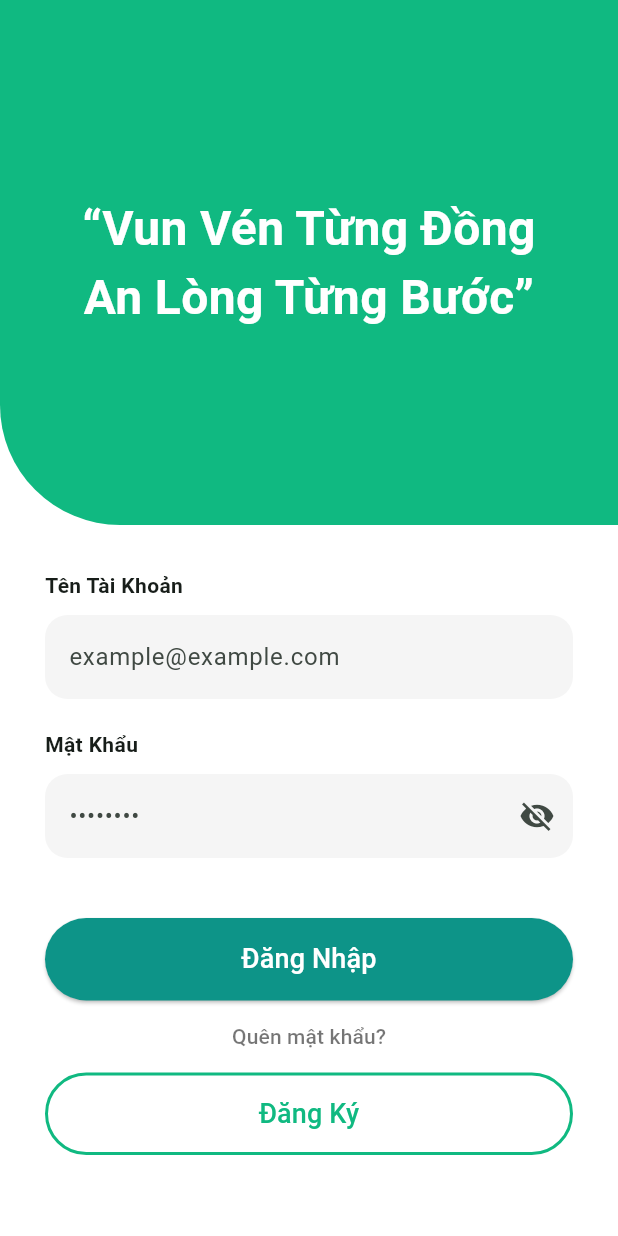
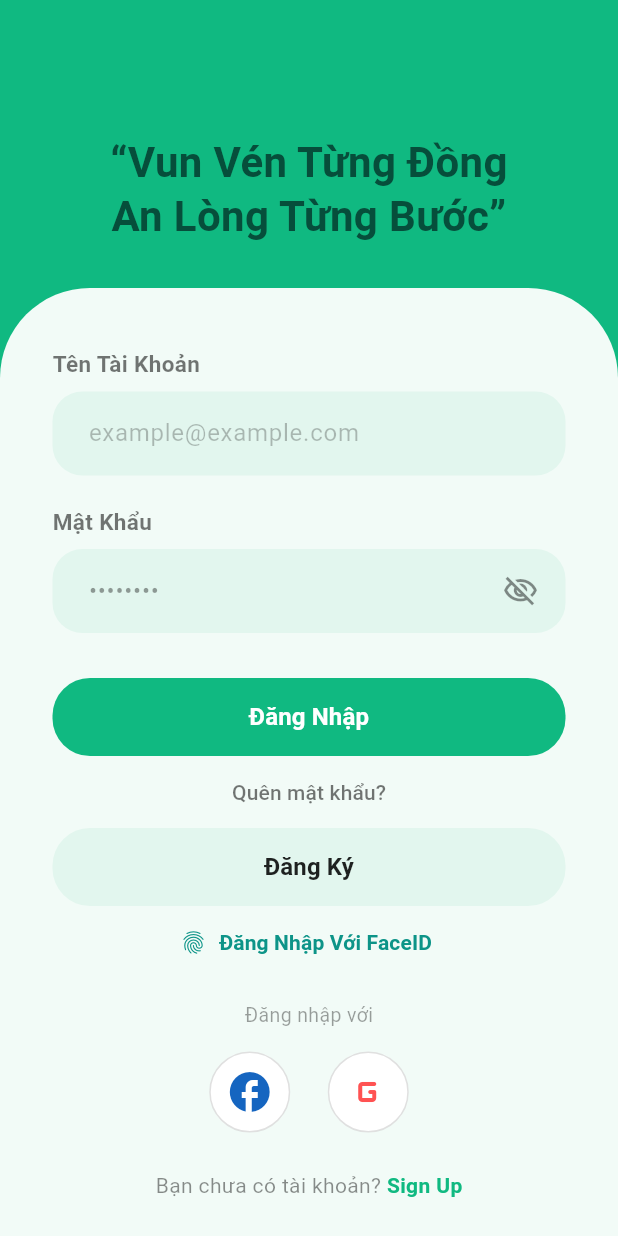
Before and after one commit to LeVPhuc/project_prm393_SU26, a Flutter app: the screen it shows after launch, after a tap on "Đăng Nhập", on a phone screen of 412 x 824 dp. Run offline on Flutter 3.47's test engine with Material 3 defaults, Android fonts, the phone set to English and light mode, and no system bars.

Commit message:
fix: sua loi cu phap mau sac va hoan thien UI Login

```diff
--- a/lib/screens/login_screen.dart
+++ b/lib/screens/login_screen.dart
@@ -6,31 +6,194 @@ class LoginScreen extends StatelessWidget {
   @override
   Widget build(BuildContext context) {
     return Scaffold(
-      backgroundColor: Colors.white,
-      body: SingleChildScrollView(
-        child: Column(
+      // Đồng bộ màu nền xanh lá tươi tắn ở đỉnh trên cùng theo bản thiết kế
+      backgroundColor: const Color(0xFF10B981),
+      body: Column(
         children: [
-            // PHẦN TRÊN: Đường cong màu xanh lá
-            Stack(
-              children: [
-                Container(
-                  height: 350,
-                  decoration: const BoxDecoration(
-                    color: Color(0xFF10B981),
-                    borderRadius: BorderRadius.only(
-                      bottomLeft: Radius.circular(80), // Tạo đường cong lớn bên trái
+          const SizedBox(height: 60),
+          // PHẦN TIÊU ĐỀ: Slogan chữ lớn màu đen trên nền xanh theo đúng UI mẫu
+          const Padding(
+            padding: EdgeInsets.symmetric(vertical: 30.0, horizontal: 40.0),
+            child: Text(
+              '“Vun Vén Từng Đồng\nAn Lòng Từng Bước”',
+              textAlign: TextAlign.center,
+              style: TextStyle(
+                fontSize: 28,
+                fontWeight: FontWeight.bold,
+                color: Color(0xFF064E3B), // Chữ xanh đậm quý phái
+                height: 1.3,
               ),
             ),
-                  child: const Center(
+          ),
+
+          // PHẦN THÂN: Khung nền trắng bo cong chứa toàn bộ form nhập liệu
+          Expanded(
+            child: Container(
+              width: double.infinity,
+              decoration: const BoxDecoration(
+                color: Color(0xFFF2FBF7), // Màu nền xám trắng ánh xanh nhẹ của form
+                borderRadius: BorderRadius.only(
+                  topLeft: Radius.circular(60),   // Bo tròn góc lớn bên trái
+                  topRight: Radius.circular(60),  // Bo tròn góc lớn bên phải
+                ),
+              ),
+              child: SingleChildScrollView(
+                physics: const BouncingScrollPhysics(),
                 child: Padding(
-                      padding: EdgeInsets.all(40.0),
+                  padding: const EdgeInsets.symmetric(horizontal: 35.0, vertical: 40.0),
+                  child: Column(
+                    crossAxisAlignment: CrossAxisAlignment.start,
+                    children: [
+                      // Ô nhập Tên Tài Khoản
+                      const Text(
+                        'Tên Tài Khoản',
+                        style: TextStyle(fontWeight: FontWeight.w600, color: Colors.black54, fontSize: 15),
+                      ),
+                      const SizedBox(height: 8),
+                      TextFormField(
+                        decoration: InputDecoration(
+                          hintText: 'example@example.com',
+                          hintStyle: const TextStyle(color: Colors.black26),
+                          filled: true,
+                          fillColor: const Color(0xFFE2F6EE), // Màu ô nhập xanh pastel nhẹ
+                          contentPadding: const EdgeInsets.symmetric(horizontal: 20, vertical: 16),
+                          border: OutlineInputBorder(
+                            borderRadius: BorderRadius.circular(20),
+                            borderSide: BorderSide.none,
+                          ),
+                        ),
+                      ),
+                      const SizedBox(height: 20),
+
+                      // Ô nhập Mật Khẩu
+                      const Text(
+                        'Mật Khẩu',
+                        style: TextStyle(fontWeight: FontWeight.w600, color: Colors.black54, fontSize: 15),
+                      ),
+                      const SizedBox(height: 8),
+                      TextFormField(
+                        obscureText: true,
+                        decoration: InputDecoration(
+                          hintText: '••••••••',
+                          hintStyle: const TextStyle(color: Colors.black38),
+                          filled: true,
+                          fillColor: const Color(0xFFE2F6EE),
+                          contentPadding: const EdgeInsets.symmetric(horizontal: 20, vertical: 16),
+                          suffixIcon: const Padding(
+                            padding: EdgeInsets.only(right: 12.0),
+                            child: Icon(Icons.visibility_off_outlined, color: Colors.black45),
+                          ),
+                          border: OutlineInputBorder(
+                            borderRadius: BorderRadius.circular(20),
+                            borderSide: BorderSide.none,
+                          ),
+                        ),
+                      ),
+                      const SizedBox(height: 30),
+
+                      // Nút Đăng Nhập lớn màu xanh ngọc tươi
+                      SizedBox(
+                        width: double.infinity,
+                        height: 52,
+                        child: ElevatedButton(
+                          style: ElevatedButton.styleFrom(
+                            backgroundColor: const Color(0xFF10B981),
+                            foregroundColor: Colors.white,
+                            elevation: 0,
+                            shape: RoundedRectangleBorder(
+                              borderRadius: BorderRadius.circular(25),
+                            ),
+                          ),
+                          onPressed: () {},
+                          child: const Text(
+                            'Đăng Nhập',
+                            style: TextStyle(fontSize: 16, fontWeight: FontWeight.bold),
+                          ),
+                        ),
+                      ),
+
+                      // Quên mật khẩu
+                      Center(
+                        child: TextButton(
+                          onPressed: () {},
+                          child: const Text(
+                            'Quên mật khẩu?',
+                            style: TextStyle(color: Colors.black54, fontSize: 14),
+                          ),
+                        ),
+                      ),
+
+                      // Nút Đăng Ký (Đã sửa lỗi màu blackDE)
+                      SizedBox(
+                        width: double.infinity,
+                        height: 52,
+                        child: ElevatedButton(
+                          style: ElevatedButton.styleFrom(
+                            backgroundColor: const Color(0xFFE2F6EE),
+                            foregroundColor: Colors.black87, // Sử dụng màu đen mờ 87% chuẩn Flutter
+                            elevation: 0,
+                            shape: RoundedRectangleBorder(
+                              borderRadius: BorderRadius.circular(25),
+                            ),
+                          ),
+                          onPressed: () {},
+                          child: const Text(
+                            'Đăng Ký',
+                            style: TextStyle(fontSize: 16, fontWeight: FontWeight.w600),
+                          ),
+                        ),
+                      ),
+
+                      // Tính năng nâng cao: Đăng nhập với FaceID
+                      Center(
+                        child: TextButton.icon(
+                          onPressed: () {},
+                          icon: const Icon(Icons.fingerprint, color: Color(0xFF0D9488)),
+                          label: const Text(
+                            'Đăng Nhập Với FaceID',
+                            style: TextStyle(color: Color(0xFF0D9488), fontWeight: FontWeight.bold),
+                          ),
+                        ),
+                      ),
+                      const SizedBox(height: 15),
+
+                      // Phân đoạn đăng nhập MXH
+                      const Center(
                         child: Text(
-                        '“Vun Vén Từng Đồng An Lòng Từng Bước”',
-                        textAlign: TextAlign.center,
-                        style: TextStyle(
-                          fontSize: 32,
-                          fontWeight: FontWeight.bold,
-                          color: Colors.white,
+                          'Đăng nhập với',
+                          style: TextStyle(color: Colors.black38, fontSize: 13),
+                        ),
+                      ),
+                      const SizedBox(height: 15),
+
+                      // Bộ đôi nút biểu tượng mạng xã hội (Facebook, Google)
+                      Row(
+                        mainAxisAlignment: MainAxisAlignment.center,
+                        children: [
+                          _buildSocialButton(Icons.facebook, Colors.blue[800]!),
+                          const SizedBox(width: 25),
+                          _buildSocialButton(Icons.g_mobiledata_rounded, Colors.redAccent),
+                        ],
+                      ),
+                      const SizedBox(height: 25),
+
+                      // Dòng chữ điều hướng đăng ký cuối cùng (Đã sửa đổi sang onTap chuẩn xác)
+                      Row(
+                        mainAxisAlignment: MainAxisAlignment.center,
+                        children: [
+                          const Text('Bạn chưa có tài khoản? ', style: TextStyle(color: Colors.black45)),
+                          GestureDetector(
+                            onTap: () {
+                              // Xử lý sự kiện chuyển sang trang đăng ký tại đây
+                            },
+                            child: const Text(
+                              'Sign Up',
+                              style: TextStyle(color: Color(0xFF10B981), fontWeight: FontWeight.bold),
+                            ),
+                          )
+                        ],
+                      )
+                    ],
                   ),
                 ),
               ),
@@ -38,78 +201,19 @@ class LoginScreen extends StatelessWidget {
           ),
         ],
       ),
+    );
+  }
 
-            // PHẦN DƯỚI: Form nhập liệu
-            Padding(
-              padding: const EdgeInsets.all(30.0),
-              child: Column(
-                crossAxisAlignment: CrossAxisAlignment.start,
-                children: [
-                  const Text('Tên Tài Khoản', style: TextStyle(fontWeight: FontWeight.bold)),
-                  const SizedBox(height: 10),
-                  TextFormField(
-                    decoration: InputDecoration(
-                      hintText: 'example@example.com',
-                      filled: true,
-                      fillColor: Colors.grey[100],
-                      border: OutlineInputBorder(borderRadius: BorderRadius.circular(15), borderSide: BorderSide.none),
+  // Hàm bổ trợ vẽ nhanh nút MXH bo tròn tinh tế
+  Widget _buildSocialButton(IconData icon, Color color) {
+    return Container(
+      padding: const EdgeInsets.all(10),
+      decoration: BoxDecoration(
+        shape: BoxShape.circle,
+        border: Border.all(color: Colors.black12),
+        color: Colors.white,
       ),
-                  ),
-                  const SizedBox(height: 20),
-                  const Text('Mật Khẩu', style: TextStyle(fontWeight: FontWeight.bold)),
-                  const SizedBox(height: 10),
-                  TextFormField(
-                    obscureText: true,
-                    decoration: InputDecoration(
-                      hintText: '••••••••',
-                      filled: true,
-                      fillColor: Colors.grey[100],
-                      border: OutlineInputBorder(borderRadius: BorderRadius.circular(15), borderSide: BorderSide.none),
-                      suffixIcon: const Icon(Icons.visibility_off),
-                    ),
-                  ),
-                  const SizedBox(height: 40),
-
-                  // Nút Đăng Nhập Xanh Ngọc (Teal)
-                  SizedBox(
-                    width: double.infinity,
-                    height: 55,
-                    child: ElevatedButton(
-                      style: ElevatedButton.styleFrom(
-                        backgroundColor: const Color(0xFF0D9488), // Màu Teal
-                        shape: RoundedRectangleBorder(borderRadius: BorderRadius.circular(30)),
-                      ),
-                      onPressed: () {},
-                      child: const Text('Đăng Nhập', style: TextStyle(color: Colors.white, fontSize: 18)),
-                    ),
-                  ),
-
-                  Center(
-                    child: TextButton(
-                      onPressed: () {},
-                      child: const Text('Quên mật khẩu?', style: TextStyle(color: Colors.black54)),
-                    ),
-                  ),
-
-                  // Nút Đăng Ký Xanh Lá
-                  SizedBox(
-                    width: double.infinity,
-                    height: 55,
-                    child: OutlinedButton(
-                      style: OutlinedButton.styleFrom(
-                        side: const BorderSide(color: Color(0xFF10B981), width: 2),
-                        shape: RoundedRectangleBorder(borderRadius: BorderRadius.circular(30)),
-                      ),
-                      onPressed: () {},
-                      child: const Text('Đăng Ký', style: TextStyle(color: Color(0xFF10B981), fontSize: 18)),
-                    ),
-                  ),
-                ],
-              ),
-            ),
-          ],
-        ),
-      ),
+      child: Icon(icon, size: 32, color: color),
     );
   }
 }
--- a/lib/screens/splash_screen.dart
+++ b/lib/screens/splash_screen.dart
@@ -1,4 +1,5 @@
 import 'package:flutter/material.dart';
+import 'package:vun_ven/screens/welcome_screen.dart';
 import 'login_screen.dart';
 
 class SplashScreen extends StatefulWidget {
@@ -13,7 +14,10 @@ class _SplashScreenState extends State<SplashScreen> {
   void initState() {
     super.initState();
     Future.delayed(const Duration(seconds: 3), () {
-      Navigator.pushReplacement(context, MaterialPageRoute(builder: (context) => const LoginScreen()));
+      Navigator.pushReplacement(
+        context,
+        MaterialPageRoute(builder: (context) => const WelcomeScreen()), // Đổi từ LoginScreen sang WelcomeScreen
+      );
     });
   }
 
--- /dev/null
+++ b/lib/screens/welcome_screen.dart
@@ -0,0 +1,135 @@
+import 'package:flutter/material.dart';
+import 'login_screen.dart';
+
+class WelcomeScreen extends StatelessWidget {
+  const WelcomeScreen({Key? key}) : super(key: key);
+
+  @override
+  Widget build(BuildContext context) {
+    return Scaffold(
+      backgroundColor: const Color(0xFFF2FBF7), // Nền xám trắng ánh xanh nhẹ theo Figma
+      body: SafeArea(
+        child: Center(
+          child: Padding(
+            padding: const EdgeInsets.symmetric(horizontal: 30.0),
+            child: Column(
+              mainAxisAlignment: MainAxisAlignment.center,
+              children: [
+                const Spacer(flex: 2),
+
+                // Hiển thị Logo Vun Vén dạng bo tròn nhẹ giống Figma
+                Container(
+                  width: 140,
+                  height: 140,
+                  decoration: BoxDecoration(
+                    borderRadius: BorderRadius.circular(20),
+                  ),
+                  child: Image.asset(
+                    'assets/images/logo_vun_ven.png',
+                    fit: BoxFit.contain,
+                    errorBuilder: (context, error, stackTrace) {
+                      // Nếu chưa có file ảnh thực tế, tự động hiện Icon thay thế để không bị crash app
+                      return const Icon(Icons.spa, size: 100, color: Color(0xFF10B981));
+                    },
+                  ),
+                ),
+                const SizedBox(height: 25),
+
+                // Tên ứng dụng đúng phong cách thương hiệu
+                const Text(
+                  'Vun Vén',
+                  style: TextStyle(
+                    fontSize: 42,
+                    fontWeight: FontWeight.bold,
+                    color: Color(0xFF10B981),
+                    letterSpacing: 1.2,
+                  ),
+                ),
+                const SizedBox(height: 12),
+
+                // Câu Slogan ý nghĩa từ bản vẽ
+                const Text(
+                  '“Vun vén từng đồng, an lòng từng bước”',
+                  textAlign: TextAlign.center,
+                  style: TextStyle(
+                    fontSize: 15,
+                    fontStyle: FontStyle.italic,
+                    color: Colors.black54,
+                  ),
+                ),
+                const Spacer(flex: 3),
+
+                // Nút Đăng Nhập (Nền xanh chữ trắng, bo góc elip)
+                SizedBox(
+                  width: double.infinity,
+                  height: 52,
+                  child: ElevatedButton(
+                    style: ElevatedButton.styleFrom(
+                      backgroundColor: const Color(0xFF10B981),
+                      foregroundColor: Colors.white,
+                      elevation: 0,
+                      shape: RoundedRectangleBorder(
+                        borderRadius: BorderRadius.circular(25),
+                      ),
+                    ),
+                    onPressed: () {
+                      Navigator.push(
+                        context,
+                        MaterialPageRoute(builder: (context) => const LoginScreen()),
+                      );
+                    },
+                    child: const Text(
+                      'Đăng Nhập',
+                      style: TextStyle(fontSize: 16, fontWeight: FontWeight.bold),
+                    ),
+                  ),
+                ),
+                const SizedBox(height: 16),
+
+                // Nút Đăng Ký (Nền xanh nhạt chữ tối theo bản thiết kế)
+                SizedBox(
+                  width: double.infinity,
+                  height: 52,
+                  child: ElevatedButton(
+                    style: ElevatedButton.styleFrom(
+                      backgroundColor: const Color(0xFFE2F6EE),
+                      foregroundColor: const Color(0xFF0D9488),
+                      elevation: 0,
+                      shape: RoundedRectangleBorder(
+                        borderRadius: BorderRadius.circular(25),
+                      ),
+                    ),
+                    onPressed: () {
+                      ScaffoldMessenger.of(context).showSnackBar(
+                        const SnackBar(content: Text('Tính năng Đăng Ký đang được phát triển!')),
+                      );
+                    },
+                    child: const Text(
+                      'Đăng Ký',
+                      style: TextStyle(fontSize: 16, fontWeight: FontWeight.bold),
+                    ),
+                  ),
+                ),
+                const SizedBox(height: 15),
+
+                // Dòng chữ Quên mật khẩu nhỏ ở dưới cùng (Đã sửa lỗi FontWeight)
+                TextButton(
+                  onPressed: () {},
+                  child: const Text(
+                    'Quên mật khẩu?',
+                    style: TextStyle(
+                      color: Colors.black45,
+                      fontWeight: FontWeight.bold,
+                      decoration: TextDecoration.underline,
+                    ),
+                  ),
+                ),
+                const SizedBox(height: 10),
+              ],
+            ),
+          ),
+        ),
+      ),
+    );
+  }
+}
```
Lines whose indentation alone changed are shown as unchanged.
